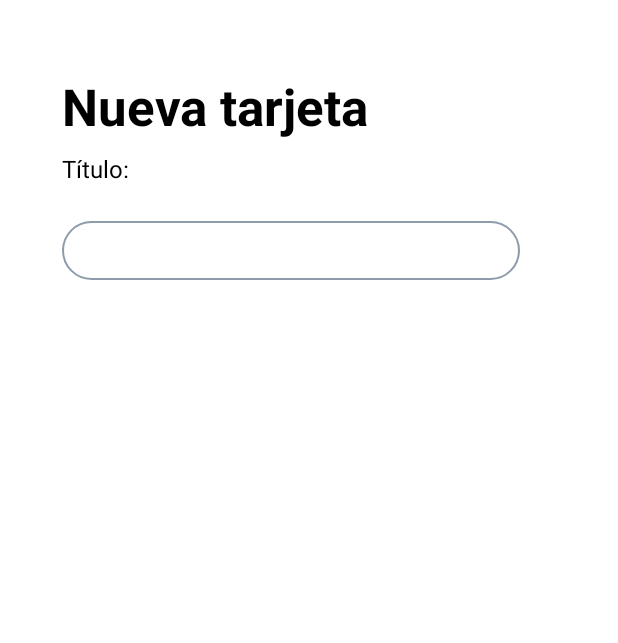
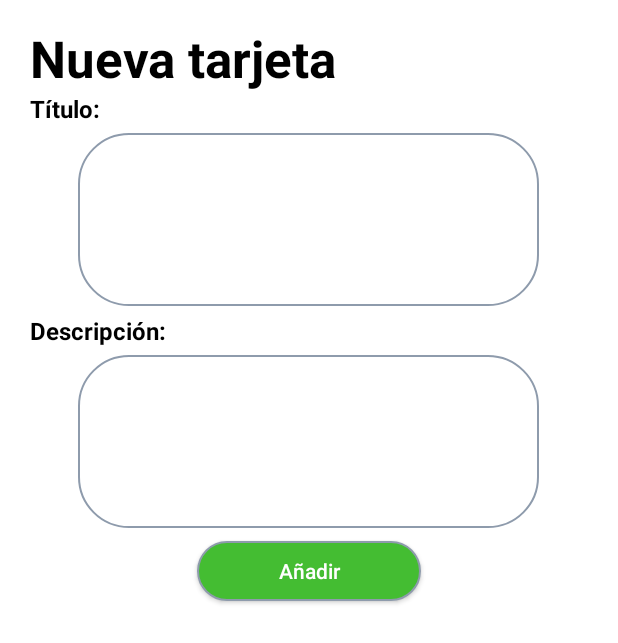
Before and after one commit to 2020-B-Aplicaciones-Web-Software/mov-soft-munoz-villegas-proyecto, an Android app: the layout crear_tajetas.xml on its own in the app's theme, with its tools: preview values and no code run, on a phone screen of 412 x 824 dp. Shown: the top 643 px of the screen. Run offline under Robolectric (Android 15) with nearby library versions, the phone set to English and light mode, and no system bars.

Commit message:
Crear tarjetas

```diff
--- a/Proyecto2B/app/build.gradle
+++ b/Proyecto2B/app/build.gradle
@@ -6,6 +6,7 @@ plugins {
 
 android {
     compileSdk 30
+
 
     defaultConfig {
         applicationId "com.example.proyecto2b"
@@ -40,6 +41,10 @@ dependencies {
     implementation 'com.google.firebase:firebase-auth-ktx:21.0.1'
     implementation 'com.google.firebase:firebase-firestore-ktx:23.0.3'
     implementation 'com.google.firebase:firebase-storage-ktx:20.0.0'
+    implementation "com.google.android.material:material:1.2.1"
+
+
+
 
     implementation 'androidx.legacy:legacy-support-v4:1.0.0'
     testImplementation 'junit:junit:4.+'
--- a/Proyecto2B/app/src/main/java/com/example/proyecto2b/TarjetasActividad.kt
+++ b/Proyecto2B/app/src/main/java/com/example/proyecto2b/TarjetasActividad.kt
@@ -4,8 +4,12 @@ import android.content.Intent
 import androidx.appcompat.app.AppCompatActivity
 import android.os.Bundle
 import android.util.Log
+import android.view.LayoutInflater
+import android.widget.Button
+import android.widget.EditText
 import android.widget.ImageView
 import android.widget.TextView
+import androidx.appcompat.app.AlertDialog
 import androidx.recyclerview.widget.RecyclerView
 import com.example.proyecto2b.Dto.FirestoreCategoriaDto
 import com.example.proyecto2b.Dto.FirestoreTarjetaDto
@@ -45,10 +49,26 @@ class TarjetasActividad : AppCompatActivity() {
 
         }
         botonAgregar.setOnClickListener {
+            abrirDialogoTarjeta()
 
         }
 
     }
+
+    private fun abrirDialogoTarjeta() {
+        val dialogoView= LayoutInflater.from(this).inflate(R.layout.crear_tajetas,null)
+        val builder= AlertDialog.Builder(this)
+            .setView(dialogoView)
+        val categoriaDialogo=builder.show()
+        val botonAceptar=dialogoView.findViewById<Button>(R.id.btn_crearTajeta_dialogo)
+        val textoDescripcion=dialogoView.findViewById<EditText>(R.id.et_titulo_tarjeta_dialogo2)
+        val textoTitulo=dialogoView.findViewById<EditText>(R.id.et_titulo_tarjeta_dialogo)
+
+        botonAceptar.setOnClickListener {
+            categoriaDialogo.dismiss()
+        }
+    }
+
     fun abrirActividad(
         clase: Class<*>
     ){
--- a/Proyecto2B/app/src/main/res/layout/activity_tarjetas_actividad.xml
+++ b/Proyecto2B/app/src/main/res/layout/activity_tarjetas_actividad.xml
@@ -86,8 +86,8 @@
 
   <androidx.recyclerview.widget.RecyclerView
       android:id="@+id/rv_tarjetas"
-      android:layout_width="356dp"
-      android:layout_height="581dp"
+      android:layout_width="348dp"
+      android:layout_height="624dp"
       app:layout_constraintBottom_toBottomOf="parent"
       app:layout_constraintEnd_toEndOf="parent"
       app:layout_constraintStart_toStartOf="parent"
--- a/Proyecto2B/app/src/main/res/layout/crear_tajetas.xml
+++ b/Proyecto2B/app/src/main/res/layout/crear_tajetas.xml
@@ -6,30 +6,14 @@
     android:layout_height="match_parent"
     android:background="@color/white">
 
-    <androidx.constraintlayout.widget.ConstraintLayout
-        android:layout_width="400dp"
-        android:layout_height="276dp"
-        android:layout_marginTop="32dp"
-        app:layout_constraintEnd_toEndOf="parent"
-        app:layout_constraintStart_toStartOf="parent"
-        app:layout_constraintTop_toTopOf="parent">
+    <RelativeLayout
+        android:layout_width="match_parent"
+        android:layout_height="match_parent">
 
-        <EditText
-            android:id="@+id/et_titulo_categoria"
-            android:layout_width="305dp"
-            android:layout_height="39dp"
-            android:layout_alignStart="@+id/textView6"
-            android:layout_alignEnd="@+id/textView6"
-            android:layout_alignParentTop="true"
-            android:layout_marginTop="24dp"
-            android:background="@drawable/estilo_redondeado"
-            android:ems="10"
-            android:inputType="textPersonName"
-            android:paddingLeft="15dp"
-            app:layout_constraintEnd_toEndOf="@+id/textView6"
-            app:layout_constraintHorizontal_bias="0.0"
-            app:layout_constraintStart_toStartOf="@+id/textView6"
-            app:layout_constraintTop_toBottomOf="@+id/textView6" />
+        <LinearLayout
+            android:layout_width="match_parent"
+            android:layout_height="410dp"
+            android:orientation="vertical">
 
             <TextView
                 android:id="@+id/tv_titulo_tarjeta_dialogo"
@@ -37,17 +21,14 @@
                 android:layout_height="45dp"
                 android:layout_alignParentStart="true"
                 android:layout_alignParentTop="true"
+                android:layout_marginLeft="20dp"
                 android:layout_marginTop="16dp"
                 android:autoText="true"
                 android:shadowColor="@color/black"
                 android:text="Nueva tarjeta"
                 android:textColor="@color/black"
                 android:textSize="34sp"
-            android:textStyle="bold"
-            app:layout_constraintEnd_toEndOf="parent"
-            app:layout_constraintHorizontal_bias="0.296"
-            app:layout_constraintStart_toStartOf="parent"
-            app:layout_constraintTop_toTopOf="parent" />
+                android:textStyle="bold" />
 
             <TextView
                 android:id="@+id/textView6"
@@ -55,29 +36,68 @@
                 android:layout_height="wrap_content"
                 android:layout_below="@+id/tv_titulo_tarjeta_dialogo"
                 android:layout_alignStart="@+id/tv_titulo_tarjeta_dialogo"
-            android:layout_marginTop="8dp"
+                android:layout_marginLeft="20dp"
                 android:text="Título:"
                 android:textColor="@color/black"
                 android:textSize="16sp"
-            app:layout_constraintEnd_toEndOf="@+id/tv_titulo_tarjeta_dialogo"
-            app:layout_constraintHorizontal_bias="0.0"
-            app:layout_constraintStart_toStartOf="@+id/tv_titulo_tarjeta_dialogo"
-            app:layout_constraintTop_toBottomOf="@+id/tv_titulo_tarjeta_dialogo" />
+                android:textStyle="bold" />
+
+            <EditText
+                android:id="@+id/et_titulo_tarjeta_dialogo"
+                android:layout_width="307dp"
+                android:layout_height="115dp"
+                android:layout_alignStart="@+id/textView6"
+                android:layout_alignEnd="@+id/textView6"
+                android:layout_alignParentTop="true"
+                android:layout_gravity="center"
+                android:layout_marginTop="5dp"
+                android:layout_marginBottom="5dp"
+                android:background="@drawable/estilo_redondeado"
+                android:ems="10"
+                android:inputType="textPersonName"
+                android:paddingLeft="15dp" />
 
             <TextView
-            android:id="@+id/tv_error_crear_Categoria"
-            android:layout_width="272dp"
-            android:layout_height="21dp"
+                android:id="@+id/textView5"
+                android:layout_width="wrap_content"
+                android:layout_height="wrap_content"
                 android:layout_below="@+id/tv_titulo_tarjeta_dialogo"
                 android:layout_alignStart="@+id/tv_titulo_tarjeta_dialogo"
-            android:layout_marginTop="4dp"
-            android:textColor="@color/rojo"
-            android:textSize="12sp"
-            app:layout_constraintEnd_toEndOf="@+id/et_titulo_categoria"
-            app:layout_constraintHorizontal_bias="0.0"
-            app:layout_constraintStart_toStartOf="@+id/et_titulo_categoria"
-            app:layout_constraintTop_toBottomOf="@+id/et_titulo_categoria" />
+                android:layout_marginLeft="20dp"
+                android:text="Descripción:"
+                android:textColor="@color/black"
+                android:textSize="16sp"
+                android:textStyle="bold" />
+
+            <EditText
+                android:id="@+id/et_titulo_tarjeta_dialogo2"
+                android:layout_width="307dp"
+                android:layout_height="115dp"
+                android:layout_alignStart="@+id/textView6"
+                android:layout_alignEnd="@+id/textView6"
+                android:layout_alignParentTop="true"
+                android:layout_gravity="center"
+                android:layout_marginTop="5dp"
+                android:layout_marginBottom="5dp"
+                android:background="@drawable/estilo_redondeado"
+                android:ems="10"
+                android:gravity="center"
+                android:inputType="textPersonName"
+                android:paddingLeft="15dp" />
+
+            <Button
+                android:id="@+id/btn_crearTajeta_dialogo"
+                android:layout_width="149dp"
+                android:layout_height="40dp"
+                android:layout_gravity="center"
+                android:layout_marginTop="3dp"
+                android:background="@drawable/estilo_boton"
+                android:contextClickable="false"
+                android:elegantTextHeight="false"
+                android:text="Añadir"
+                android:textAllCaps="false"
+                android:textColor="@color/white" />
+        </LinearLayout>
+    </RelativeLayout>
 
 </androidx.constraintlayout.widget.ConstraintLayout>
-
-</androidx.constraintlayout.widget.ConstraintLayout>
--- a/Proyecto2B/app/src/main/res/layout/layout_tareas.xml
+++ b/Proyecto2B/app/src/main/res/layout/layout_tareas.xml
@@ -82,9 +82,9 @@
                 android:layout_height="46dp"
                 android:layout_marginTop="12dp"
                 android:background="@drawable/estilo_redondeado"
+                android:clickable="true"
                 android:ems="10"
                 android:focusable="false"
-                android:clickable="true"
                 android:paddingLeft="15dp"
                 app:layout_constraintEnd_toEndOf="@+id/textView8"
                 app:layout_constraintHorizontal_bias="0.0"
```
Lines whose indentation alone changed are shown as unchanged.
